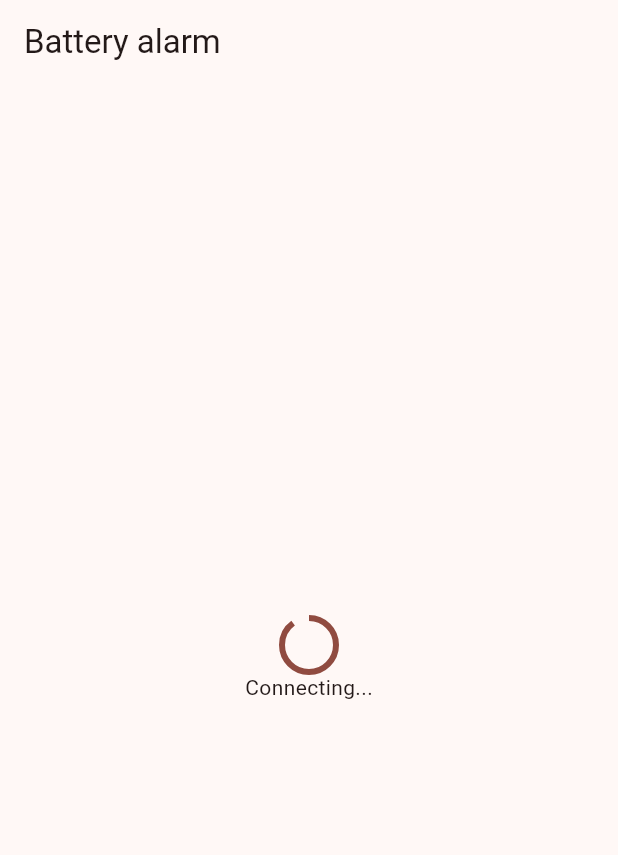
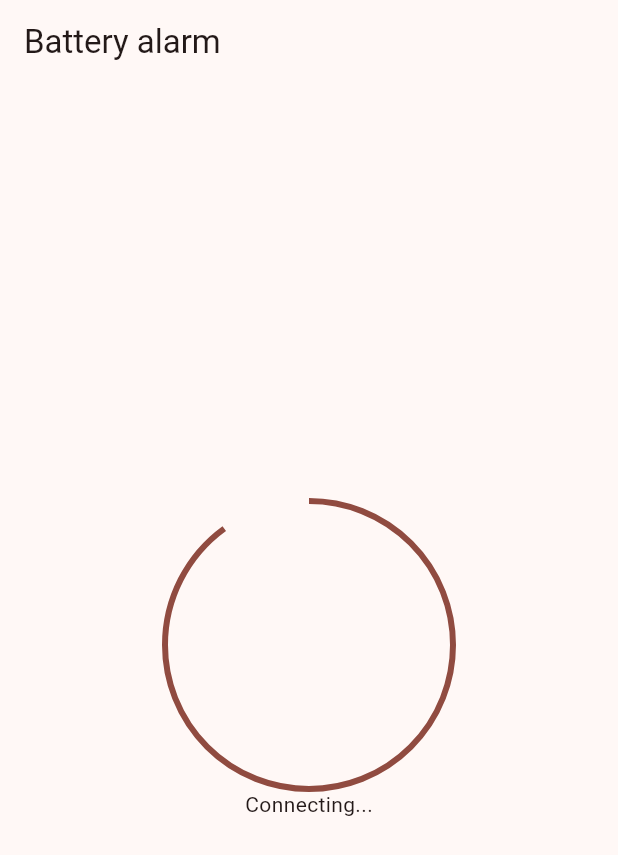
Before and after one commit to timotto/battalarm, a Flutter app: the ConnectWidget screen opened directly, on a phone screen of 412 x 824 dp. Shown: the top 855 px of the screen. Run offline on Flutter 3.47's test engine with Material 3 defaults, Android fonts, the phone set to English and light mode, and no system bars; our stand-ins replace permission_handler; missing offline and left inert: flutter_reactive_ble.

Commit message:
🦋 larger connecting animation

```diff
--- a/battery_alarm_app/lib/connect_widget.dart
+++ b/battery_alarm_app/lib/connect_widget.dart
@@ -97,8 +97,12 @@ class _ProgressSpinnerState extends State<_ProgressSpinnerWidget>
   }
 
   @override
-  Widget build(BuildContext context) => CircularProgressIndicator(
-        value: controller.value,
-        semanticsLabel: 'Animation indicating activity',
-      );
+  Widget build(BuildContext context) => SizedBox(
+    width: 192,
+    height: 192,
+    child: CircularProgressIndicator(
+      value: controller.value,
+      semanticsLabel: 'Animation indicating activity',
+    ),
+  );
 }
```
